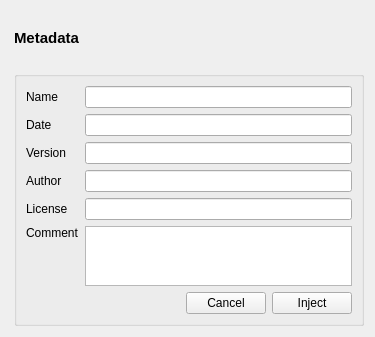
This is ui/designer/ui_metadata_widget.ui in herlegon/hconvert as Qt 5 draws it before an edit. The edited form follows.
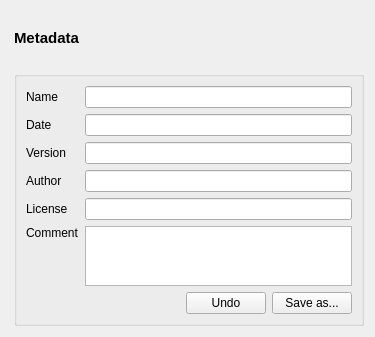
This is the edited form.

```diff
--- a/ui/designer/ui_metadata_widget.ui
+++ b/ui/designer/ui_metadata_widget.ui
@@ -171,14 +171,14 @@
         <item>
          <widget class="QPushButton" name="pushbutton_cancel">
           <property name="text">
-           <string>Cancel</string>
+           <string>Undo</string>
           </property>
          </widget>
         </item>
         <item>
          <widget class="QPushButton" name="pushbutton_inject">
           <property name="text">
-           <string>Inject</string>
+           <string>Save as...</string>
           </property>
          </widget>
         </item>
```
Left out of the diff: 4 changed lines with no effect on the pictures.
